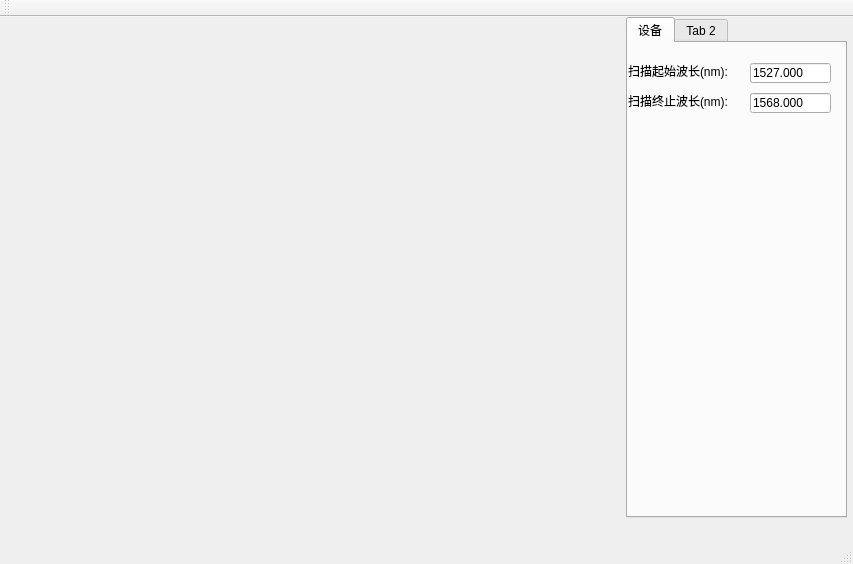
First picture: the form in FBGsensor/fbgsensor.ui, repository gao5254/FBGsensor, before the edit.
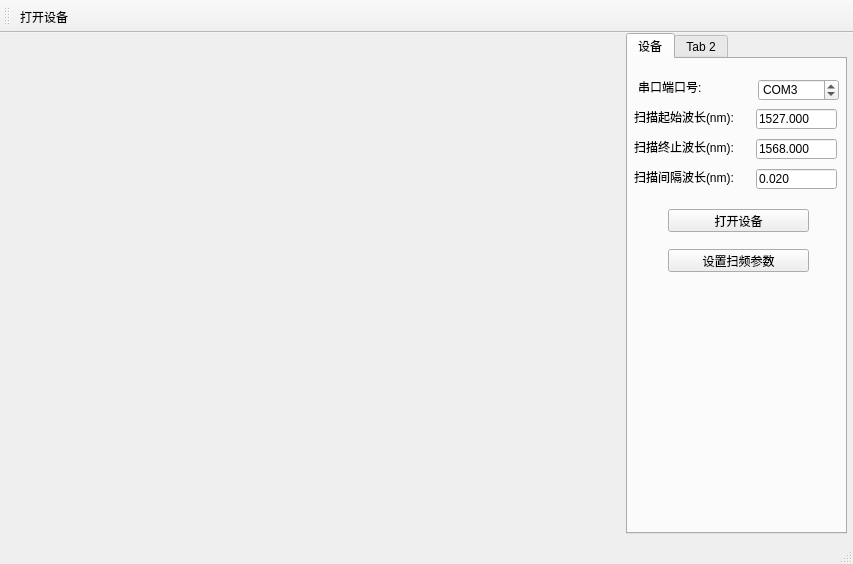
Second picture: the form after the edit.

Commit message: 编写界面2

```diff
--- a/FBGsensor/fbgsensor.ui
+++ b/FBGsensor/fbgsensor.ui
@@ -33,8 +33,8 @@
      <widget class="QLabel" name="label">
       <property name="geometry">
        <rect>
-        <x>0</x>
-        <y>20</y>
+        <x>6</x>
+        <y>50</y>
         <width>101</width>
         <height>16</height>
        </rect>
@@ -46,8 +46,8 @@
      <widget class="QLineEdit" name="wavStartEdit">
       <property name="geometry">
        <rect>
-        <x>122</x>
-        <y>20</y>
+        <x>128</x>
+        <y>50</y>
         <width>81</width>
         <height>20</height>
        </rect>
@@ -62,8 +62,8 @@
      <widget class="QLabel" name="label_2">
       <property name="geometry">
        <rect>
-        <x>0</x>
-        <y>50</y>
+        <x>6</x>
+        <y>80</y>
         <width>101</width>
         <height>16</height>
        </rect>
@@ -75,8 +75,8 @@
      <widget class="QLineEdit" name="wavEndEdit">
       <property name="geometry">
        <rect>
-        <x>122</x>
-        <y>50</y>
+        <x>128</x>
+        <y>80</y>
         <width>81</width>
         <height>20</height>
        </rect>
@@ -88,6 +88,93 @@
        <string>1568.000</string>
       </property>
      </widget>
+     <widget class="QLabel" name="label_3">
+      <property name="geometry">
+       <rect>
+        <x>6</x>
+        <y>110</y>
+        <width>101</width>
+        <height>16</height>
+       </rect>
+      </property>
+      <property name="text">
+       <string>扫描间隔波长(nm):</string>
+      </property>
+     </widget>
+     <widget class="QLineEdit" name="wavStepEdit">
+      <property name="geometry">
+       <rect>
+        <x>128</x>
+        <y>110</y>
+        <width>81</width>
+        <height>20</height>
+       </rect>
+      </property>
+      <property name="inputMask">
+       <string>9.999</string>
+      </property>
+      <property name="text">
+       <string>0.020</string>
+      </property>
+     </widget>
+     <widget class="QPushButton" name="openDeviceBtn">
+      <property name="geometry">
+       <rect>
+        <x>40</x>
+        <y>150</y>
+        <width>141</width>
+        <height>23</height>
+       </rect>
+      </property>
+      <property name="text">
+       <string>打开设备</string>
+      </property>
+     </widget>
+     <widget class="QPushButton" name="setParaBtn">
+      <property name="geometry">
+       <rect>
+        <x>40</x>
+        <y>190</y>
+        <width>141</width>
+        <height>23</height>
+       </rect>
+      </property>
+      <property name="text">
+       <string>设置扫频参数</string>
+      </property>
+     </widget>
+     <widget class="QLabel" name="label_4">
+      <property name="geometry">
+       <rect>
+        <x>10</x>
+        <y>20</y>
+        <width>91</width>
+        <height>16</height>
+       </rect>
+      </property>
+      <property name="text">
+       <string>串口端口号:</string>
+      </property>
+     </widget>
+     <widget class="QSpinBox" name="serialSpinBox">
+      <property name="geometry">
+       <rect>
+        <x>130</x>
+        <y>20</y>
+        <width>81</width>
+        <height>22</height>
+       </rect>
+      </property>
+      <property name="prefix">
+       <string>COM</string>
+      </property>
+      <property name="minimum">
+       <number>1</number>
+      </property>
+      <property name="value">
+       <number>3</number>
+      </property>
+     </widget>
     </widget>
     <widget class="QWidget" name="tab_2">
      <attribute name="title">
@@ -98,8 +185,8 @@
    <widget class="QLabel" name="showLabel">
     <property name="geometry">
      <rect>
-      <x>13</x>
-      <y>11</y>
+      <x>20</x>
+      <y>20</y>
       <width>411</width>
       <height>441</height>
      </rect>
@@ -123,8 +210,14 @@
    <attribute name="toolBarBreak">
     <bool>false</bool>
    </attribute>
+   <addaction name="openDeviceAct"/>
   </widget>
   <widget class="QStatusBar" name="statusBar"/>
+  <action name="openDeviceAct">
+   <property name="text">
+    <string>打开设备</string>
+   </property>
+  </action>
  </widget>
  <layoutdefault spacing="6" margin="11"/>
  <resources>
```
The commit also changes 1 other file.
